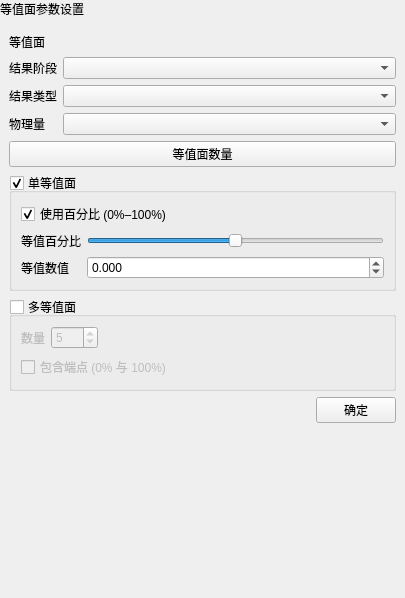
Old version of the form plugins/Base_PostProcessing/IsosurfaceSettingsWidget.ui in the repository asd977/base_cae.
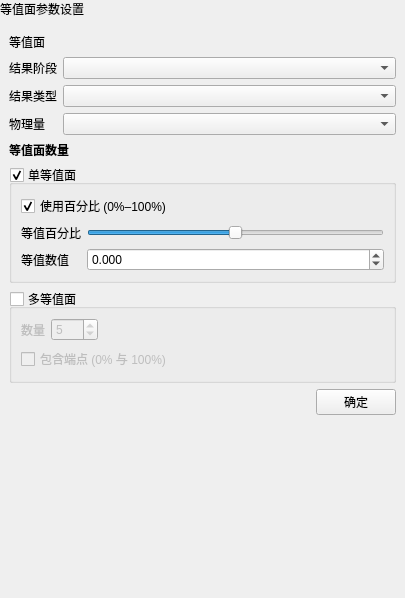
New version of the form.

Diff of the .ui file:
```diff
--- a/plugins/Base_PostProcessing/IsosurfaceSettingsWidget.ui
+++ b/plugins/Base_PostProcessing/IsosurfaceSettingsWidget.ui
@@ -135,7 +135,16 @@
       </widget>
      </item>
      <item>
-      <widget class="QPushButton" name="pushButton_2">
+      <widget class="QLabel" name="pushButton_2">
+       <property name="font">
+        <font>
+         <weight>75</weight>
+         <bold>true</bold>
+        </font>
+       </property>
+       <property name="margin">
+        <number>2</number>
+       </property>
        <property name="text">
         <string>等值面数量</string>
        </property>
```
